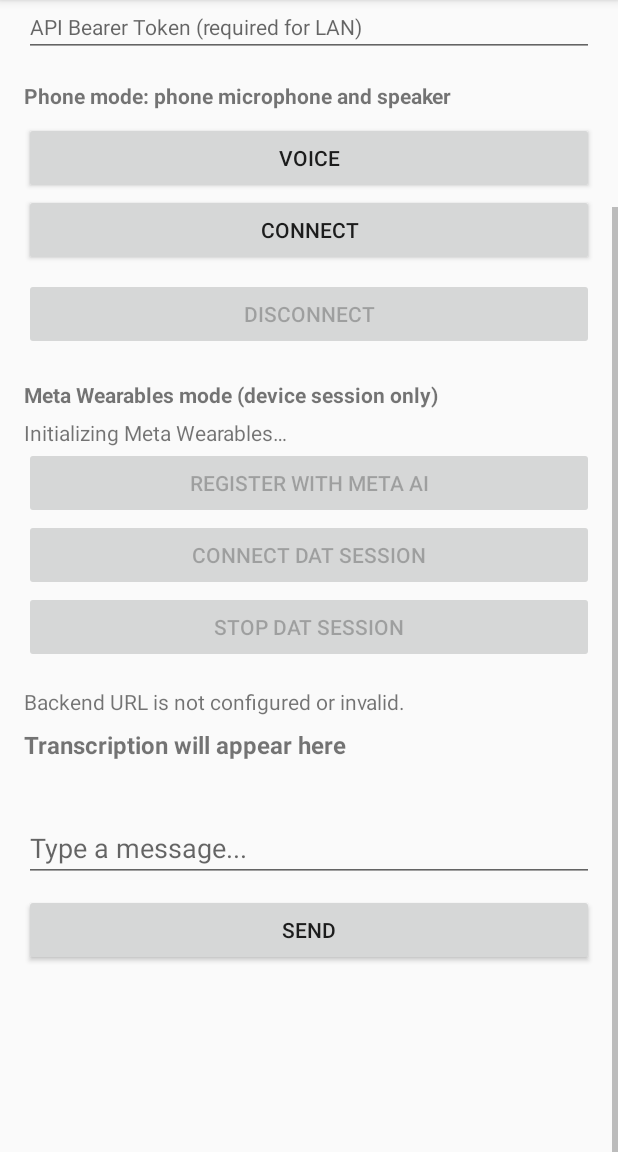
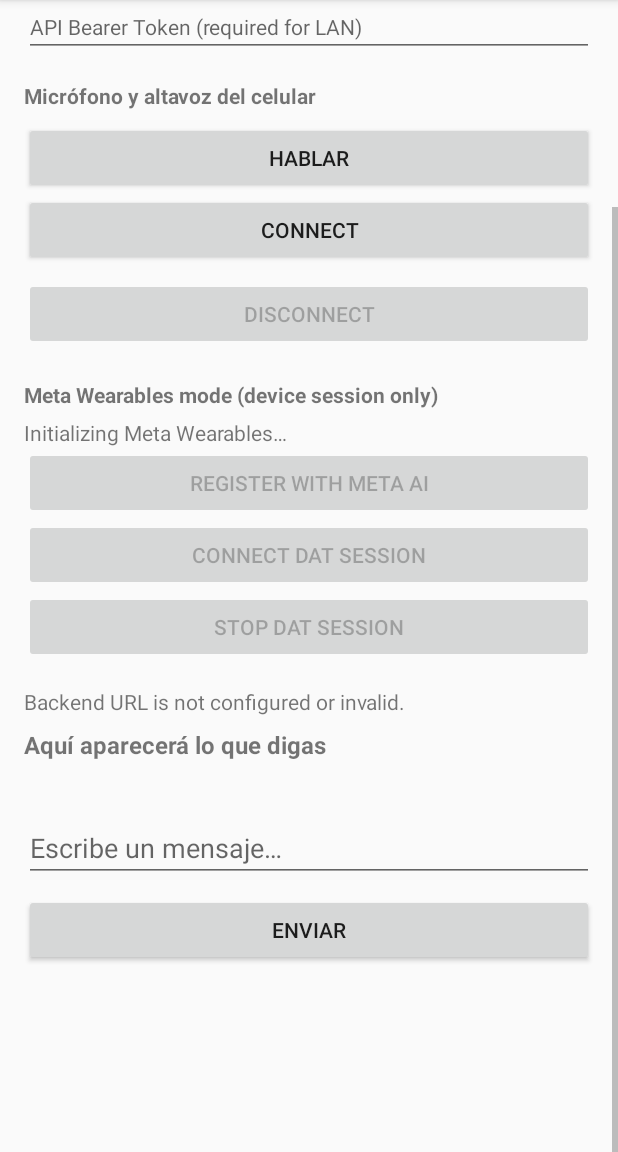
Before and after one commit to Chessani28/ITGlasses-Android, an Android app: the screen it shows after launch (MainActivity), scrolled down 168 dp, on a phone screen of 412 x 824 dp, the part 84-1236 px from its top. Run offline under Robolectric (Android 15) with nearby library versions, the phone set to English and light mode, and no system bars; 2 statements that could not run were skipped.

Commit message:
Etapa D: textos de voz en español y sección Meta oculta en phone
- 22 claves voice_* nuevas (Hablar/Detener, Grabando… %1$d s, Transcribiendo…,
  Pensando…, Preparando la voz…, Hablando…, Listo, Error y avisos de micrófono,
  grabación y reproducción); sin nombres de archivo, bytes ni excepciones
- Traducidas phone_audio_mode, transcription_pending, transcription_empty,
  ai_response_pending, chat_placeholder y send
- btn_voice usa @string/voice_button_start; MainActivity sin textos de voz fijos
- Vistas de Meta agrupadas en meta_section (mismos ids); la variante phone la oculta
- Los textos propios del modo token compartido no cambian; la variante meta tampoco
- VoiceTextsTest: textos aprobados (lista fija de 22 + 6), "…" y argumentos,
  claves usadas, meta_section y sin textos fijos
- Pendiente de limpiar: voice_input y voice_output, sin uso y anteriores a esta etapa
- Pruebas: testPhoneDebugUnitTest y testMetaDebugUnitTest 131/131; lint sin fallos
- Probado en un celular real: textos, Hablar/Detener, Grabando, chat escrito

Co-Authored-By: Claude Sonnet 5.5 <noreply@anthropic.com>
Claude-Session: https://claude.ai/code/session_01U1So5MrWB3zANoVneKaKAh

```diff
--- a/app/src/main/res/layout/activity_main.xml
+++ b/app/src/main/res/layout/activity_main.xml
@@ -73,7 +73,7 @@
             android:id="@+id/btn_voice"
             android:layout_width="match_parent"
             android:layout_height="wrap_content"
-            android:text="Voice"
+            android:text="@string/voice_button_start"
             android:layout_marginTop="8dp"/>
 
         <Button
@@ -89,6 +89,13 @@
             android:text="@string/disconnect"
             android:layout_marginTop="8dp"
             android:enabled="false"/>
+
+        <!-- Meta Wearables. Hidden in the phone variant (PhoneWearablesIntegration). -->
+        <LinearLayout
+            android:id="@+id/meta_section"
+            android:layout_width="match_parent"
+            android:layout_height="wrap_content"
+            android:orientation="vertical">
 
             <TextView
                 android:layout_width="match_parent"
@@ -124,6 +131,7 @@
                 android:layout_height="wrap_content"
                 android:text="@string/meta_stop_session"
                 android:enabled="false"/>
+        </LinearLayout>
 
         <TextView
             android:id="@+id/tv_status"
--- a/app/src/main/res/values/strings.xml
+++ b/app/src/main/res/values/strings.xml
@@ -11,18 +11,18 @@
     <string name="voice_output">Voice Output</string>
     <string name="connect">Connect</string>
     <string name="disconnect">Disconnect</string>
-    <string name="send">Send</string>
+    <string name="send">Enviar</string>
     <string name="send_message">Send message</string>
     <string name="error_connection">Connection Error</string>
     <string name="error_no_backend">Backend not reachable</string>
     <string name="error_no_audio">Microphone permission denied</string>
     <string name="loading">Loading...</string>
-    <string name="chat_placeholder">Type a message...</string>
-    <string name="transcription_pending">Transcription will appear here</string>
-    <string name="transcription_empty">No speech recognized</string>
+    <string name="chat_placeholder">Escribe un mensaje…</string>
+    <string name="transcription_pending">Aquí aparecerá lo que digas</string>
+    <string name="transcription_empty">No se reconoció ninguna voz.</string>
     <string name="transcription_error">Transcription error</string>
-    <string name="ai_response_pending">AI response will appear here</string>
-    <string name="phone_audio_mode">Phone mode: phone microphone and speaker</string>
+    <string name="ai_response_pending">Aquí aparecerá la respuesta</string>
+    <string name="phone_audio_mode">Micrófono y altavoz del celular</string>
     <string name="meta_mode_title">Meta Wearables mode (device session only)</string>
     <string name="meta_initializing">Initializing Meta Wearables…</string>
     <string name="meta_register">Register with Meta AI</string>
@@ -77,4 +77,27 @@
     <string name="call_unexpected_code">Respuesta inesperada del servidor (código %1$s).</string>
     <string name="call_failed">No se pudo completar la petición. Inténtalo de nuevo.</string>
     <string name="call_generating">Generando respuesta…</string>
+    <!-- Voz (etapa D). Comunes a los dos modos; textos solo del modo token compartido quedan en inglés. -->
+    <string name="voice_button_start">Hablar</string>
+    <string name="voice_button_stop">Detener</string>
+    <string name="voice_state_recording">Grabando… %1$d s</string>
+    <string name="voice_state_transcribing">Transcribiendo…</string>
+    <string name="voice_state_thinking">Pensando…</string>
+    <string name="voice_state_synthesizing">Preparando la voz…</string>
+    <string name="voice_state_speaking">Hablando…</string>
+    <string name="voice_state_ready">Listo</string>
+    <string name="voice_state_error">Error</string>
+    <string name="voice_mic_denied">Permiso de micrófono denegado.</string>
+    <string name="voice_mic_unsupported">Este celular no permite grabar audio en el formato necesario.</string>
+    <string name="voice_mic_unavailable">No se pudo iniciar el micrófono. Ciérralo en otras apps e inténtalo de nuevo.</string>
+    <string name="voice_recording_empty">La grabación quedó vacía. Inténtalo de nuevo.</string>
+    <string name="voice_saving">Guardando la grabación…</string>
+    <string name="voice_saved">Grabación guardada (%1$d s).</string>
+    <string name="voice_save_failed">No se pudo guardar la grabación.</string>
+    <string name="voice_clarification">Hace falta aclarar la pregunta.</string>
+    <string name="voice_answer_received">Respuesta recibida</string>
+    <string name="voice_no_audio">No hay audio para reproducir.</string>
+    <string name="voice_playing">Reproduciendo la respuesta…</string>
+    <string name="voice_playback_done">Reproducción terminada</string>
+    <string name="voice_playback_failed">No se pudo reproducir la respuesta.</string>
 </resources>
```
Also changed, not shown: app/src/main/java/com/itglasses/MainActivity.kt (+27 -27 lines), 2 other files. Lines whose indentation alone changed are shown as unchanged.
